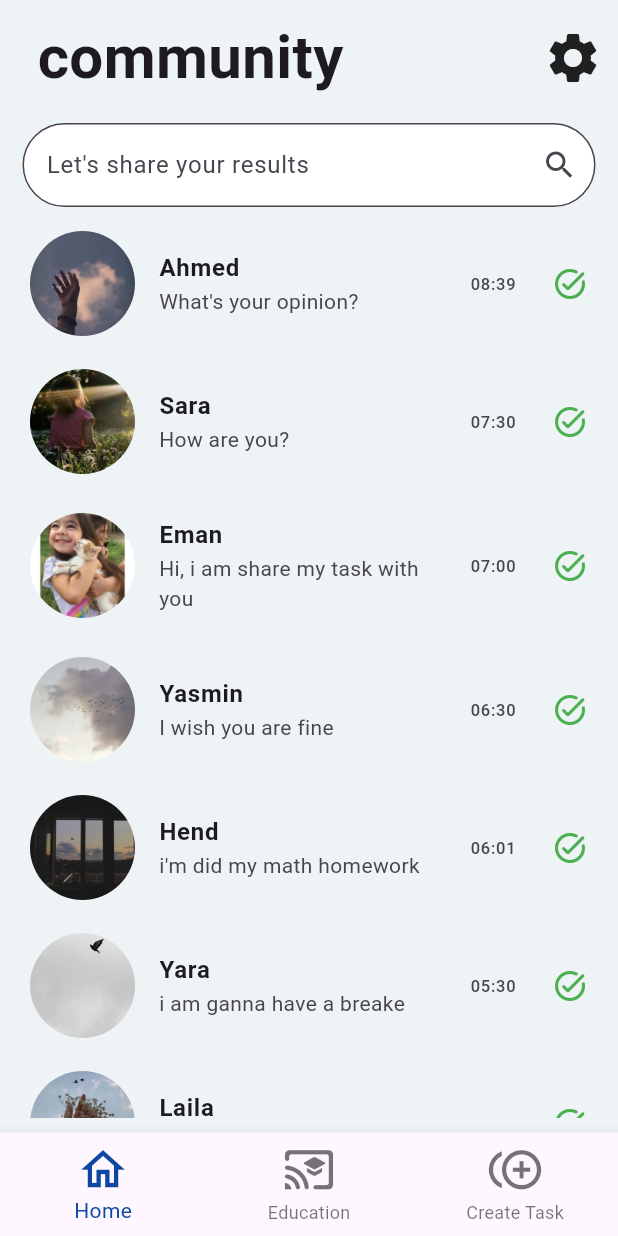
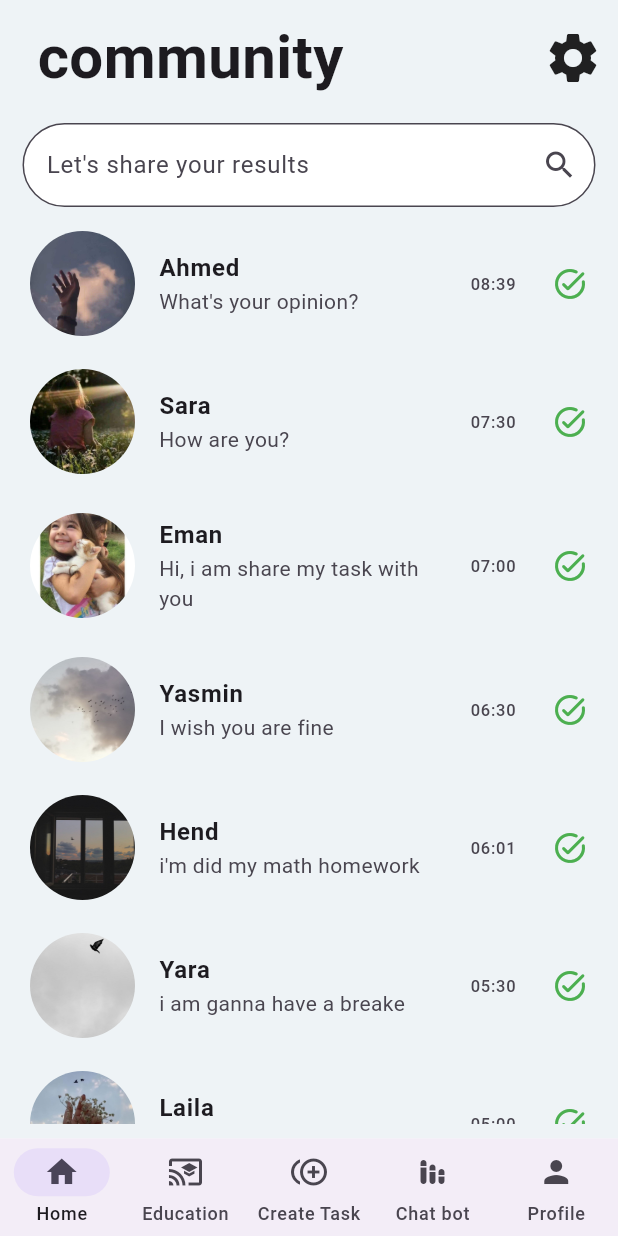
Before and after one commit to amlelmeligy/graduation-proj, a Flutter app: the screen it shows after launch, after a tap on the "message" icon, on a phone screen of 412 x 824 dp. Run offline on Flutter 3.47's test engine with Material 3 defaults, Android fonts, the phone set to English and light mode, and no system bars.

Commit message:
first commit

```diff
--- a/proj/lib/chats/chat.dart
+++ b/proj/lib/chats/chat.dart
@@ -1,28 +1,33 @@
 import 'package:flutter/material.dart';
 import 'package:proj/chats/aboutus.dart';
+import 'package:proj/home/Home.dart';
 
 // chaaaaaaaaaaaattttttttttt
 
 class chat extends StatelessWidget {
+  int index = 0;
   @override
   Widget build(BuildContext context) {
     return MaterialApp(
       home: Scaffold(
-          bottomNavigationBar: BottomNavigationBar(
-              iconSize: 35,
-              selectedItemColor: Colors.blue[900],
-              items: [
-                BottomNavigationBarItem(
-                    icon: Icon(Icons.home_outlined), label: "Home"),
-                BottomNavigationBarItem(
-                    icon: Icon(
-                      Icons.cast_for_education_rounded,
-                    ),
-                    label: "Education"),
-                BottomNavigationBarItem(
-                    icon: Icon(Icons.control_point_duplicate_sharp),
-                    label: "Create Task")
-              ]),
+          bottomNavigationBar: NavigationBar(
+            selectedIndex: index,
+            // onDestinationSelected: (index) =>
+            //     setState(() => this.index = index),
+            height: 65,
+            destinations: [
+              NavigationDestination(icon: Icon(Icons.home), label: "Home"),
+              NavigationDestination(
+                  icon: Icon(Icons.cast_for_education), label: "Education"),
+              NavigationDestination(
+                  icon: Icon(Icons.control_point_duplicate_sharp),
+                  label: "Create Task"),
+              NavigationDestination(
+                  icon: Icon(Icons.stacked_bar_chart_rounded),
+                  label: "Chat bot"),
+              NavigationDestination(icon: Icon(Icons.person), label: "Profile")
+            ],
+          ),
           body: Container(
             color: Color.fromARGB(255, 238, 243, 246),
             padding: EdgeInsets.all(10),
--- a/proj/lib/home/Home.dart
+++ b/proj/lib/home/Home.dart
@@ -31,25 +31,30 @@ List item = [
 ];
 
 class _HomeState extends State<Home> {
+  int index = 0;
   @override
   Widget build(BuildContext context) {
     return MaterialApp(
         home: Scaffold(
-            bottomNavigationBar: BottomNavigationBar(
-                iconSize: 35,
-                selectedItemColor: Colors.blue[900],
-                items: [
-                  BottomNavigationBarItem(
-                      icon: Icon(Icons.home_outlined), label: "Home"),
-                  BottomNavigationBarItem(
-                      icon: Icon(
-                        Icons.cast_for_education_rounded,
-                      ),
-                      label: "Education"),
-                  BottomNavigationBarItem(
-                      icon: Icon(Icons.control_point_duplicate_sharp),
-                      label: "Create Task")
-                ]),
+            bottomNavigationBar: NavigationBar(
+              selectedIndex: index,
+              onDestinationSelected: (index) =>
+                  setState(() => this.index = index),
+              height: 65,
+              destinations: [
+                NavigationDestination(icon: Icon(Icons.home), label: "Home"),
+                NavigationDestination(
+                    icon: Icon(Icons.cast_for_education), label: "Education"),
+                NavigationDestination(
+                    icon: Icon(Icons.control_point_duplicate_sharp),
+                    label: "Create Task"),
+                NavigationDestination(
+                    icon: Icon(Icons.stacked_bar_chart_rounded),
+                    label: "Chat bot"),
+                NavigationDestination(
+                    icon: Icon(Icons.person), label: "Profile")
+              ],
+            ),
             // appBar: AppBar(
             //     backgroundColor: Color.fromARGB(255, 92, 103, 165),
             //     title: const Text(
```
Also changed, not shown: proj/lib/home/about.dart (+17 -15 lines).
